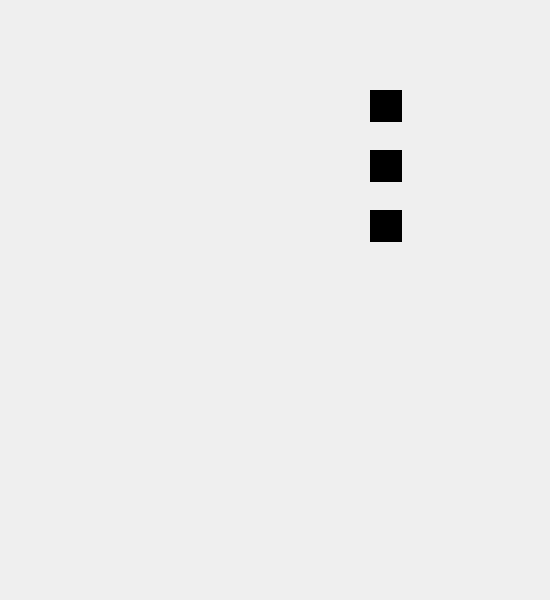
ADeRoy/DeskGirl, file Desktop/widget.ui: the form before one commit.
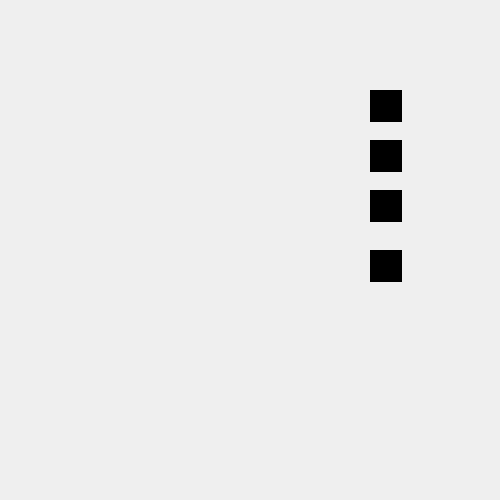
The form after the commit. Icons and pictures are not drawn.

The edit to the form file:
```diff
--- a/Desktop/widget.ui
+++ b/Desktop/widget.ui
@@ -6,8 +6,8 @@
    <rect>
     <x>0</x>
     <y>0</y>
-    <width>550</width>
-    <height>600</height>
+    <width>500</width>
+    <height>500</height>
    </rect>
   </property>
   <property name="windowTitle">
@@ -77,7 +77,7 @@
       <property name="geometry">
        <rect>
         <x>370</x>
-        <y>150</y>
+        <y>190</y>
         <width>32</width>
         <height>32</height>
        </rect>
@@ -113,7 +113,7 @@
       <property name="geometry">
        <rect>
         <x>370</x>
-        <y>210</y>
+        <y>250</y>
         <width>32</width>
         <height>32</height>
        </rect>
@@ -144,6 +144,48 @@
        <string/>
       </property>
      </widget>
+     <widget class="QPushButton" name="screen_shot">
+      <property name="geometry">
+       <rect>
+        <x>370</x>
+        <y>140</y>
+        <width>32</width>
+        <height>32</height>
+       </rect>
+      </property>
+      <property name="styleSheet">
+       <string notr="true">QPushButton {
+	border: none; /* no border for a flat push button */	
+
+	border-image: url(:/src/menu/capture_active_normal.png);
+	background-color: rgb(0, 0, 0);
+	min-width: 32px;
+	max-width: 32px;
+	min-height: 32px;
+	max-height: 32px;
+}
+QPushButton::hover {
+	
+	background-image: url(:/src/menu/capture_active_checked.png);
+	background-color: rgb(0, 170, 0);
+	min-width: 32px;
+	max-width: 32px;
+	min-height: 32px;
+	max-height: 32px;
+}
+
+</string>
+      </property>
+      <property name="text">
+       <string/>
+      </property>
+      <property name="iconSize">
+       <size>
+        <width>32</width>
+        <height>32</height>
+       </size>
+      </property>
+     </widget>
     </widget>
    </item>
   </layout>
```
